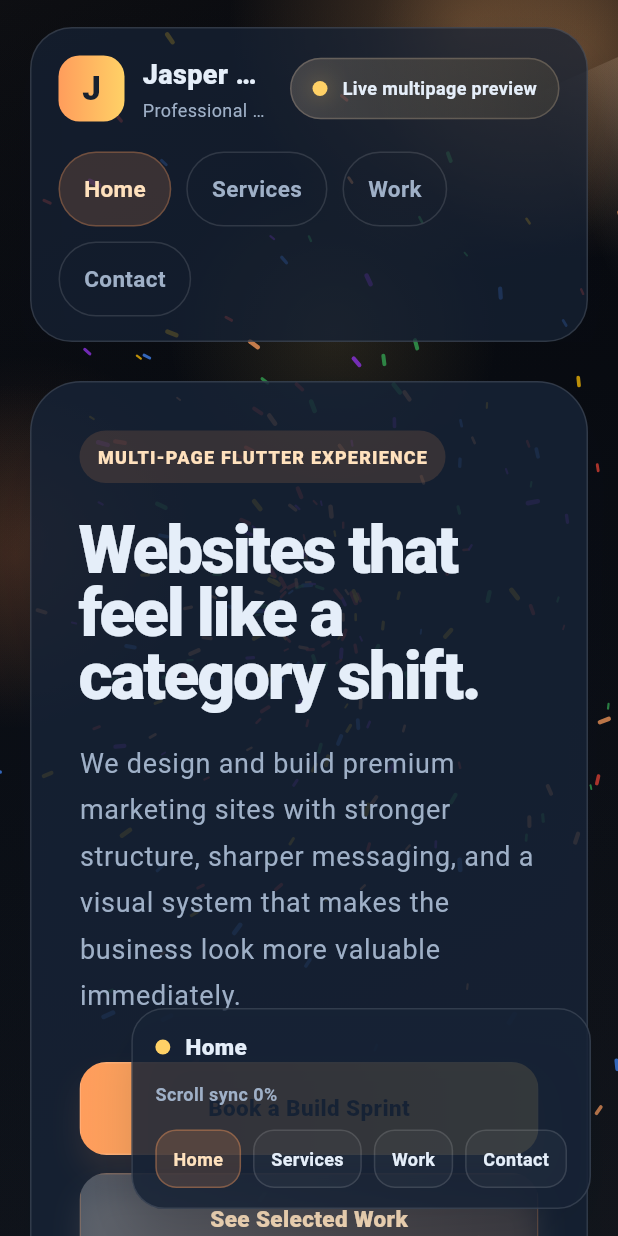
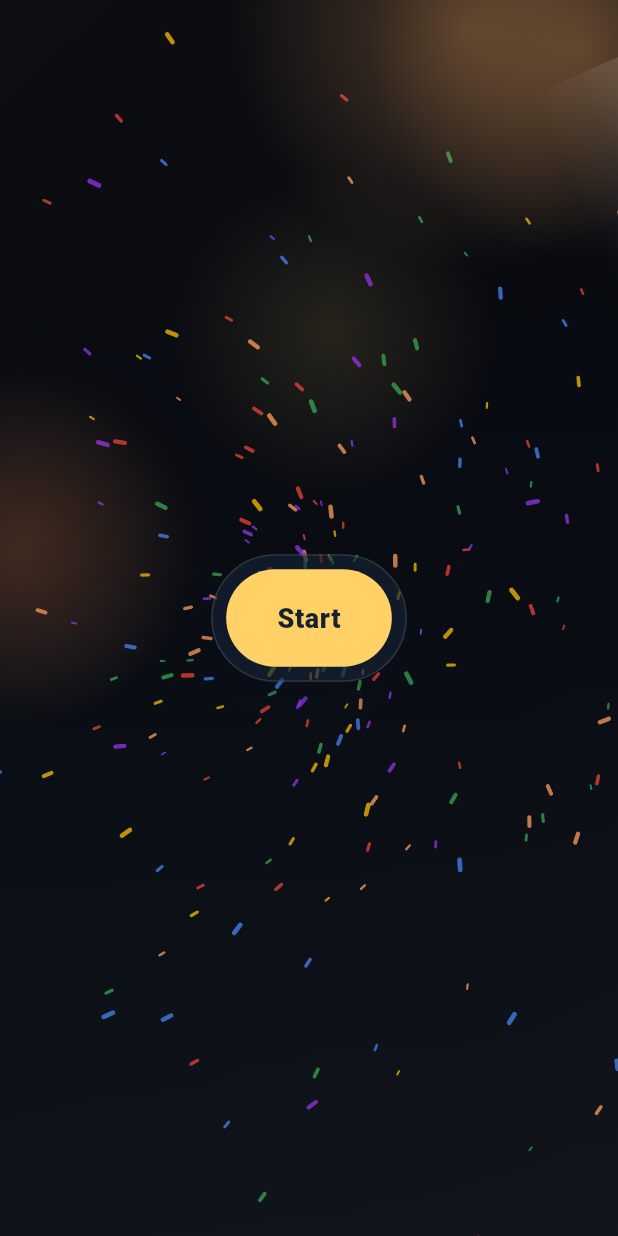
Before and after one commit to Md-sourov-hasan/flutter_web, a Flutter app: the screen it shows after launch, on a phone screen of 412 x 824 dp. Run offline on Flutter 3.47's test engine with Material 3 defaults, Android fonts, the phone set to English and light mode, and no system bars.

Commit message:
feat: add EntryPage with navigation to HomePage and update site navigation order

```diff
--- a/lib/src/app.dart
+++ b/lib/src/app.dart
@@ -4,6 +4,7 @@ import 'package:flutter/material.dart';
 
 import 'navigation/site_navigation.dart';
 import 'pages/contact_page.dart';
+import 'pages/entry_page.dart';
 import 'pages/home_page.dart';
 import 'pages/services_page.dart';
 import 'pages/work_page.dart';
@@ -44,10 +45,10 @@ class _JasperAtelierAppState extends State<JasperAtelierApp> {
       debugShowCheckedModeBanner: false,
       title: 'Jasper Atelier',
       theme: AppTheme.theme,
-      initialRoute: HomePage.routeName,
+      initialRoute: EntryPage.routeName,
       onGenerateRoute: _onGenerateRoute,
       onUnknownRoute: (settings) => _buildRoute(
-        settings: const RouteSettings(name: HomePage.routeName),
+        settings: const RouteSettings(name: EntryPage.routeName),
       ),
       builder: (context, child) {
         return Stack(
@@ -85,6 +86,7 @@ class _JasperAtelierAppState extends State<JasperAtelierApp> {
       transitionDuration: const Duration(milliseconds: 520),
       reverseTransitionDuration: const Duration(milliseconds: 420),
       pageBuilder: (context, animation, secondaryAnimation) => switch (routeName) {
+        EntryPage.routeName => const EntryPage(),
         ServicesPage.routeName => const ServicesPage(),
         WorkPage.routeName => const WorkPage(),
         ContactPage.routeName => const ContactPage(),
--- a/lib/src/navigation/site_navigation.dart
+++ b/lib/src/navigation/site_navigation.dart
@@ -7,6 +7,7 @@ class SiteRouteArguments {
 }
 
 const List<String> siteRouteOrder = <String>[
+  '/intro',
   '/',
   '/services',
   '/work',
--- /dev/null
+++ b/lib/src/pages/entry_page.dart
@@ -0,0 +1,59 @@
+import 'package:flutter/material.dart';
+
+import '../navigation/site_navigation.dart';
+import '../theme/app_theme.dart';
+import '../widgets/site_shell.dart';
+import 'home_page.dart';
+
+class EntryPage extends StatelessWidget {
+  const EntryPage({super.key});
+
+  static const routeName = '/intro';
+
+  @override
+  Widget build(BuildContext context) {
+    return SiteBackdropFrame(
+      routeName: routeName,
+      routeLabel: 'Entry',
+      child: Center(
+        child: Padding(
+          padding: const EdgeInsets.all(24),
+          child: DecoratedBox(
+            decoration: BoxDecoration(
+              color: const Color(0xA3162235),
+              borderRadius: BorderRadius.circular(999),
+              border: Border.all(color: AppTheme.lineLight),
+              boxShadow: const [
+                BoxShadow(
+                  color: Color(0x2607111F),
+                  blurRadius: 32,
+                  offset: Offset(0, 18),
+                ),
+              ],
+            ),
+            child: Padding(
+              padding: const EdgeInsets.all(10),
+              child: FilledButton(
+                onPressed: () => navigateToRoute(context, HomePage.routeName),
+                style: FilledButton.styleFrom(
+                  backgroundColor: AppTheme.accentStrong,
+                  foregroundColor: AppTheme.textDark,
+                  padding: const EdgeInsets.symmetric(horizontal: 34, vertical: 22),
+                  textStyle: const TextStyle(
+                    fontSize: 18,
+                    fontWeight: FontWeight.w800,
+                    letterSpacing: 0.4,
+                  ),
+                  shape: RoundedRectangleBorder(
+                    borderRadius: BorderRadius.circular(999),
+                  ),
+                ),
+                child: const Text('Start'),
+              ),
+            ),
+          ),
+        ),
+      ),
+    );
+  }
+}
--- a/lib/src/widgets/site_shell.dart
+++ b/lib/src/widgets/site_shell.dart
@@ -78,18 +78,54 @@ class SiteShell extends StatelessWidget {
   }
 }
 
+class SiteBackdropFrame extends StatelessWidget {
+  const SiteBackdropFrame({
+    super.key,
+    required this.child,
+    this.routeName = '/entry',
+    this.routeLabel = 'Entry',
+    this.primaryGlow = const Color(0xFFFFB067),
+    this.secondaryGlow = const Color(0xFFB5683B),
+  });
+
+  final Widget child;
+  final String routeName;
+  final String routeLabel;
+  final Color primaryGlow;
+  final Color secondaryGlow;
+
+  @override
+  Widget build(BuildContext context) {
+    return _SiteShellFrame(
+      currentRoute: routeName,
+      primaryGlow: primaryGlow,
+      secondaryGlow: secondaryGlow,
+      routeLabelOverride: routeLabel,
+      showNavigation: false,
+      showProgressDecorations: false,
+      content: child,
+    );
+  }
+}
+
 class _SiteShellFrame extends StatefulWidget {
   const _SiteShellFrame({
     required this.currentRoute,
     required this.primaryGlow,
     required this.secondaryGlow,
     required this.content,
+    this.routeLabelOverride,
+    this.showNavigation = true,
+    this.showProgressDecorations = true,
   });
 
   final String currentRoute;
   final Color primaryGlow;
   final Color secondaryGlow;
   final Widget content;
+  final String? routeLabelOverride;
+  final bool showNavigation;
+  final bool showProgressDecorations;
 
   @override
   State<_SiteShellFrame> createState() => _SiteShellFrameState();
@@ -172,10 +208,12 @@ class _SiteShellFrameState extends State<_SiteShellFrame> with SingleTickerProvi
 
   @override
   Widget build(BuildContext context) {
-    final currentLabel = SiteShell.navItems
+    final currentLabel =
+        widget.routeLabelOverride ??
+        SiteShell.navItems
             .firstWhere(
               (item) => item.route == widget.currentRoute,
-          orElse: () => SiteShell.navItems.first,
+              orElse: () => const _NavItem('Page', '/'),
             )
             .label;
     final wideLayout = MediaQuery.sizeOf(context).width > 1180;
@@ -288,6 +326,7 @@ class _SiteShellFrameState extends State<_SiteShellFrame> with SingleTickerProvi
                   onNotification: _handleScrollNotification,
                   child: Column(
                     children: [
+                      if (widget.showNavigation)
                         AnimatedSwitcher(
                           duration: const Duration(milliseconds: 240),
                           reverseDuration: const Duration(milliseconds: 200),
@@ -333,7 +372,7 @@ class _SiteShellFrameState extends State<_SiteShellFrame> with SingleTickerProvi
                     ],
                   ),
                 ),
-                if (wideLayout)
+                if (wideLayout && widget.showProgressDecorations)
                   Positioned(
                     left: 18,
                     top: 132,
@@ -343,6 +382,7 @@ class _SiteShellFrameState extends State<_SiteShellFrame> with SingleTickerProvi
                       routeLabel: currentLabel,
                     ),
                   ),
+                if (widget.showProgressDecorations)
                   Positioned(
                     right: 18,
                     bottom: 18,
```
Lines whose indentation alone changed are shown as unchanged.
